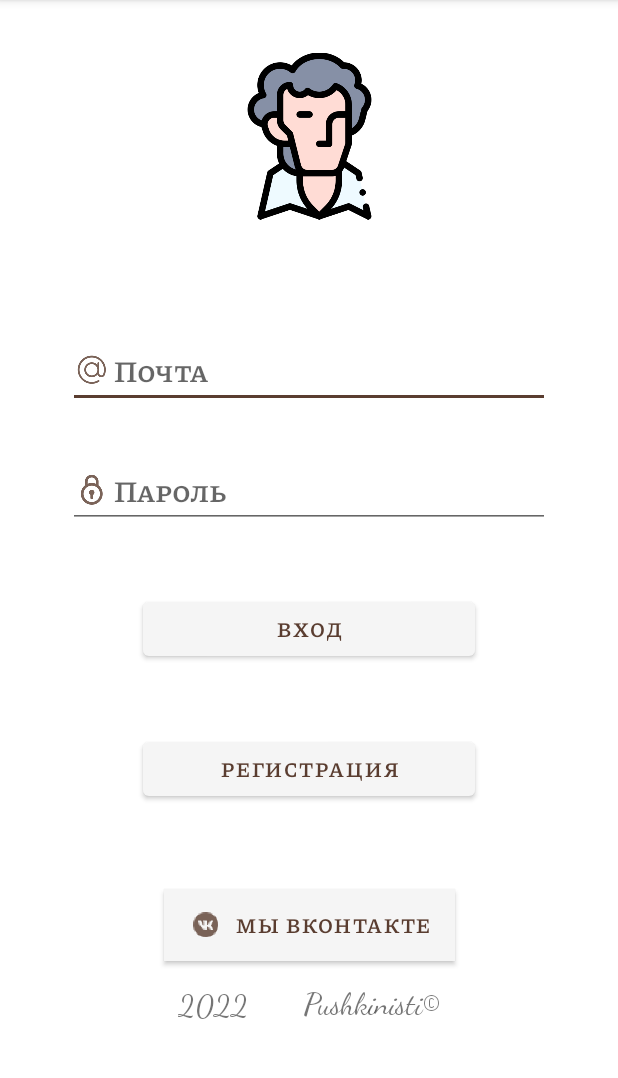
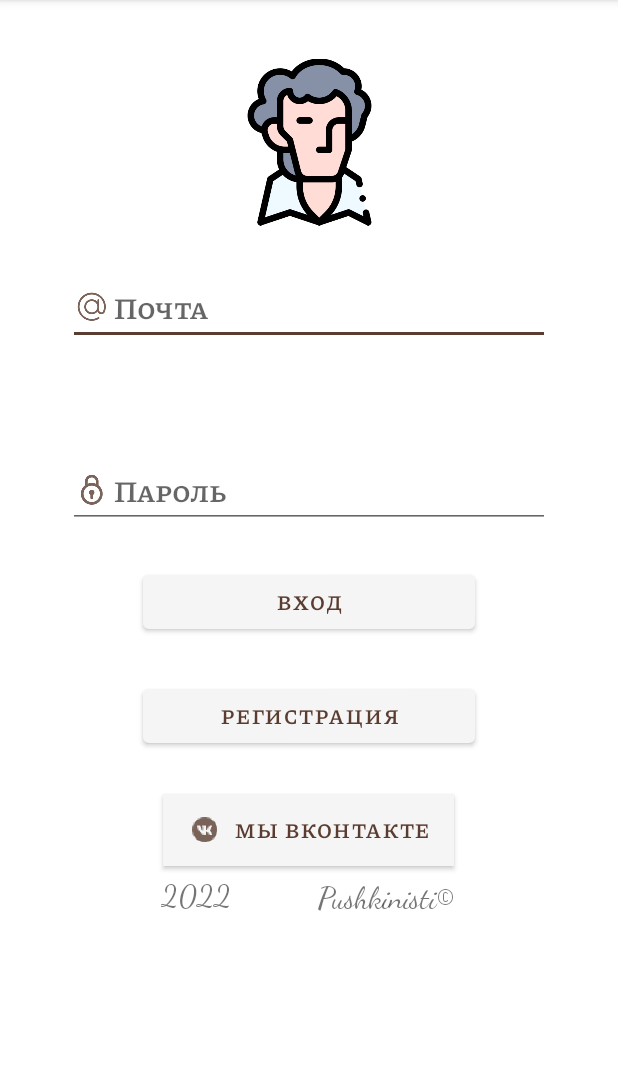
Before and after one commit to MrSmIlEyar/software_for_the_lyceum9_java, an Android app: the screen it shows after launch (MainActivity), on a phone screen of 412 x 824 dp, the part 84-1162 px from its top. Run offline under Robolectric (Android 15) with nearby library versions, the phone set to English and light mode, and no system bars; our stand-ins replace Firebase (no records; nobody signed in at launch, a user with empty details on screens opened directly).

Commit message:
test commit

```diff
--- a/app/src/main/java/com/example/mylyceum/ui/home/HomeFragment.java
+++ b/app/src/main/java/com/example/mylyceum/ui/home/HomeFragment.java
@@ -3,6 +3,7 @@ package com.example.mylyceum.ui.home;
 import android.graphics.Color;
 import android.graphics.Typeface;
 import android.os.Bundle;
+import android.util.Log;
 import android.view.LayoutInflater;
 import android.view.View;
 import android.view.ViewGroup;
@@ -17,14 +18,21 @@ import androidx.fragment.app.Fragment;
 import androidx.lifecycle.ViewModelProvider;
 
 import com.example.mylyceum.databinding.FragmentHomeBinding;
+import com.google.android.gms.tasks.OnCompleteListener;
+import com.google.android.gms.tasks.Task;
+import com.google.firebase.database.DataSnapshot;
+import com.google.firebase.database.DatabaseReference;
+import com.google.firebase.database.FirebaseDatabase;
+import com.google.firebase.database.annotations.Nullable;
 
 import java.util.ArrayList;
 
 public class HomeFragment extends Fragment {
     private int chet;
-
+    private DatabaseReference mDatabase;
 
     private FragmentHomeBinding binding;
+
 
     public View onCreateView(@NonNull LayoutInflater inflater,
                              ViewGroup container, Bundle savedInstanceState) {
@@ -33,13 +41,12 @@ public class HomeFragment extends Fragment {
         chet = 0;
         binding = FragmentHomeBinding.inflate(inflater, container, false);
         View root = binding.getRoot();
+        mDatabase = FirebaseDatabase.getInstance().getReference();
         LinearLayout linearLayout = binding.linearlayout;
 
         ArrayList<String> news = new ArrayList<>();
         news.add("Поздравляем всех с 1 сентября! Желаем, чтобы этот учебный год был не менее продуктивным, чем предыдущий, более насыщенным, ярким, уникальным!");
         news.add("а нет я \n тут \n\n\n\n\n");
-
-
 
 //        Добавление карточек с новостями
         for (int i = 0; i < 100; i++) {
@@ -51,9 +58,9 @@ public class HomeFragment extends Fragment {
             textView.setTextSize(20);
             textView.setTextColor(Color.rgb(0, 0, 0));
             card.addView(textView);
-            card.setCardElevation(12);
+            card.setCardElevation(50);
             LinearLayout.LayoutParams card_news = new LinearLayout.LayoutParams(ViewGroup.LayoutParams.MATCH_PARENT, ViewGroup.LayoutParams.WRAP_CONTENT);
-            card_news.setMargins(5,50,5,50);
+            card_news.setMargins(0, 25, 0, 25);
             linearLayout.addView(card, card_news);
         }
         ScrollView scrollView = binding.scrollView;
@@ -77,11 +84,8 @@ public class HomeFragment extends Fragment {
         return root;
 
     }
-
-
     @Override
-    public void onDestroyView()
-    {
+    public void onDestroyView() {
         super.onDestroyView();
         binding = null;
     }
--- a/app/src/main/res/layout/activity_main.xml
+++ b/app/src/main/res/layout/activity_main.xml
@@ -14,6 +14,7 @@
         android:id="@+id/vk_link"
         android:layout_width="wrap_content"
         android:layout_height="wrap_content"
+        android:layout_marginTop="28dp"
         android:autoLink=""
         android:background="#FF764B"
         android:backgroundTint="#FF7448"
@@ -23,43 +24,46 @@
         android:textColor="#5A3D30"
         app:layout_constraintBottom_toBottomOf="parent"
         app:layout_constraintEnd_toEndOf="parent"
+        app:layout_constraintHorizontal_bias="0.497"
         app:layout_constraintStart_toStartOf="parent"
-        app:layout_constraintTop_toTopOf="parent"
-        app:layout_constraintVertical_bias="0.823" />
+        app:layout_constraintTop_toBottomOf="@+id/signup"
+        app:layout_constraintVertical_bias="0.0" />
 
     <Button
         android:id="@+id/signup"
         android:layout_width="match_parent"
         android:layout_height="wrap_content"
         android:layout_marginHorizontal="95sp"
+        android:layout_marginTop="24dp"
         android:text="Регистрация"
         android:textColor="#5A3D30"
         app:layout_constraintBottom_toBottomOf="parent"
         app:layout_constraintEnd_toEndOf="parent"
-        app:layout_constraintHorizontal_bias="0.497"
+        app:layout_constraintHorizontal_bias="0.502"
         app:layout_constraintStart_toStartOf="parent"
-        app:layout_constraintTop_toTopOf="parent"
-        app:layout_constraintVertical_bias="0.679" />
+        app:layout_constraintTop_toBottomOf="@+id/entrance"
+        app:layout_constraintVertical_bias="0.016" />
 
     <Button
         android:id="@+id/entrance"
         android:layout_width="match_parent"
         android:layout_height="wrap_content"
         android:layout_marginHorizontal="95sp"
+        android:layout_marginTop="24dp"
         android:text="Вход"
         android:textColor="#5A3D30"
         app:layout_constraintBottom_toBottomOf="parent"
         app:layout_constraintEnd_toEndOf="parent"
-        app:layout_constraintHorizontal_bias="0.498"
+        app:layout_constraintHorizontal_bias="0.571"
         app:layout_constraintStart_toStartOf="parent"
-        app:layout_constraintTop_toTopOf="parent"
-        app:layout_constraintVertical_bias="0.549" />
+        app:layout_constraintTop_toBottomOf="@+id/password"
+        app:layout_constraintVertical_bias="0.003" />
 
     <ImageView
         android:id="@+id/imageView"
         android:layout_width="111dp"
         android:layout_height="149dp"
-        android:layout_marginTop="16dp"
+        android:layout_marginTop="20dp"
         app:layout_constraintEnd_toEndOf="parent"
         app:layout_constraintStart_toStartOf="parent"
         app:layout_constraintTop_toTopOf="parent"
@@ -69,35 +73,39 @@
         android:id="@+id/textView3"
         android:layout_width="wrap_content"
         android:layout_height="wrap_content"
+        android:layout_marginTop="8dp"
         android:fontFamily="cursive"
         android:text="2022 "
         android:textSize="20sp"
         app:layout_constraintBottom_toBottomOf="parent"
         app:layout_constraintEnd_toEndOf="parent"
-        app:layout_constraintHorizontal_bias="0.329"
+        app:layout_constraintHorizontal_bias="0.298"
         app:layout_constraintStart_toStartOf="parent"
-        app:layout_constraintTop_toTopOf="parent"
-        app:layout_constraintVertical_bias="0.886" />
+        app:layout_constraintTop_toBottomOf="@+id/vk_link"
+        app:layout_constraintVertical_bias="0.0" />
 
     <TextView
         android:id="@+id/textView2"
         android:layout_width="wrap_content"
         android:layout_height="wrap_content"
+        android:layout_marginTop="7dp"
         android:fontFamily="cursive"
         android:text="Pushkinisti©"
         android:textSize="20sp"
         app:layout_constraintBottom_toBottomOf="parent"
         app:layout_constraintEnd_toEndOf="parent"
-        app:layout_constraintHorizontal_bias="0.63"
+        app:layout_constraintHorizontal_bias="0.66"
         app:layout_constraintStart_toStartOf="parent"
-        app:layout_constraintTop_toTopOf="parent"
-        app:layout_constraintVertical_bias="0.884" />
+        app:layout_constraintTop_toBottomOf="@+id/vk_link"
+        app:layout_constraintVertical_bias="0.014" />
 
     <EditText
         android:id="@+id/login"
         android:layout_width="match_parent"
         android:layout_height="wrap_content"
         android:layout_marginHorizontal="45sp"
+        android:layout_marginTop="7dp"
+        android:layout_marginBottom="1dp"
         android:drawableLeft="@drawable/ic_email"
         android:hint=" Почта"
         android:inputType="textEmailAddress"
@@ -107,12 +115,12 @@
         android:textColor="#5A3D30"
         android:textSize="20sp"
         android:theme="@style/Theme.MyLyceum"
-        app:layout_constraintBottom_toBottomOf="parent"
+        app:layout_constraintBottom_toTopOf="@+id/password"
         app:layout_constraintEnd_toEndOf="parent"
-        app:layout_constraintHorizontal_bias="0.505"
+        app:layout_constraintHorizontal_bias="0.359"
         app:layout_constraintStart_toStartOf="parent"
-        app:layout_constraintTop_toTopOf="parent"
-        app:layout_constraintVertical_bias="0.309">
+        app:layout_constraintTop_toBottomOf="@+id/imageView"
+        app:layout_constraintVertical_bias="0.041">
 
     </EditText>
 
--- a/app/src/main/res/layout/fragment_home.xml
+++ b/app/src/main/res/layout/fragment_home.xml
@@ -10,8 +10,8 @@
         android:id="@+id/scrollView"
         android:layout_width="match_parent"
         android:layout_height="match_parent"
-        android:layout_marginStart="8dp"
-        android:layout_marginEnd="8dp"
+        android:layout_marginStart="2dp"
+        android:layout_marginEnd="2dp"
         android:visibility="visible"
         app:layout_constraintEnd_toEndOf="parent"
         app:layout_constraintStart_toStartOf="parent"
--- a/app/src/main/res/layout/fragment_notifications.xml
+++ b/app/src/main/res/layout/fragment_notifications.xml
@@ -2,7 +2,7 @@
 <androidx.constraintlayout.widget.ConstraintLayout xmlns:android="http://schemas.android.com/apk/res/android"
     xmlns:tools="http://schemas.android.com/tools"
     xmlns:app="http://schemas.android.com/apk/res-auto"
-
+    android:theme="@style/Theme.AppCompat.DayNight.NoActionBar"
 
     android:layout_width="match_parent"
     android:layout_height="match_parent">
@@ -25,7 +25,6 @@
             android:layout_marginBottom="62dp"
             android:alpha="0.75"
             android:autoLink="web"
-            android:autoText="false"
             android:text="Вконтакте"
             android:textColor="#FFFFFF"
             app:layout_constraintBottom_toBottomOf="parent"
@@ -35,13 +34,14 @@
 
         <Button
             android:id="@+id/telegrem"
+            style="@style/Widget.AppCompat.Button.Colored"
             android:layout_width="237dp"
             android:layout_height="48dp"
             android:layout_marginBottom="118dp"
             android:alpha="0.75"
             android:autoLink="web"
             android:text="Telegram"
-            android:textColor="#FFFFFF"
+            android:textColor="#5A3D30"
             app:layout_constraintBottom_toBottomOf="parent"
             app:layout_constraintEnd_toEndOf="parent"
             app:layout_constraintHorizontal_bias="0.5"
--- a/app/src/main/res/values-night/themes.xml
+++ b/app/src/main/res/values-night/themes.xml
@@ -2,7 +2,7 @@
     <!-- Base application theme. -->
     <style name="Theme.MyLyceum" parent="Theme.MaterialComponents.DayNight.DarkActionBar">
         <!-- Primary brand color. -->
-        <item name="colorPrimary">@color/purple_200</item>
+        <item name="colorPrimary">@color/purple_700</item>
         <item name="colorPrimaryVariant">@color/purple_700</item>
         <item name="colorOnPrimary">@color/black</item>
         <!-- Secondary brand color. -->
```
